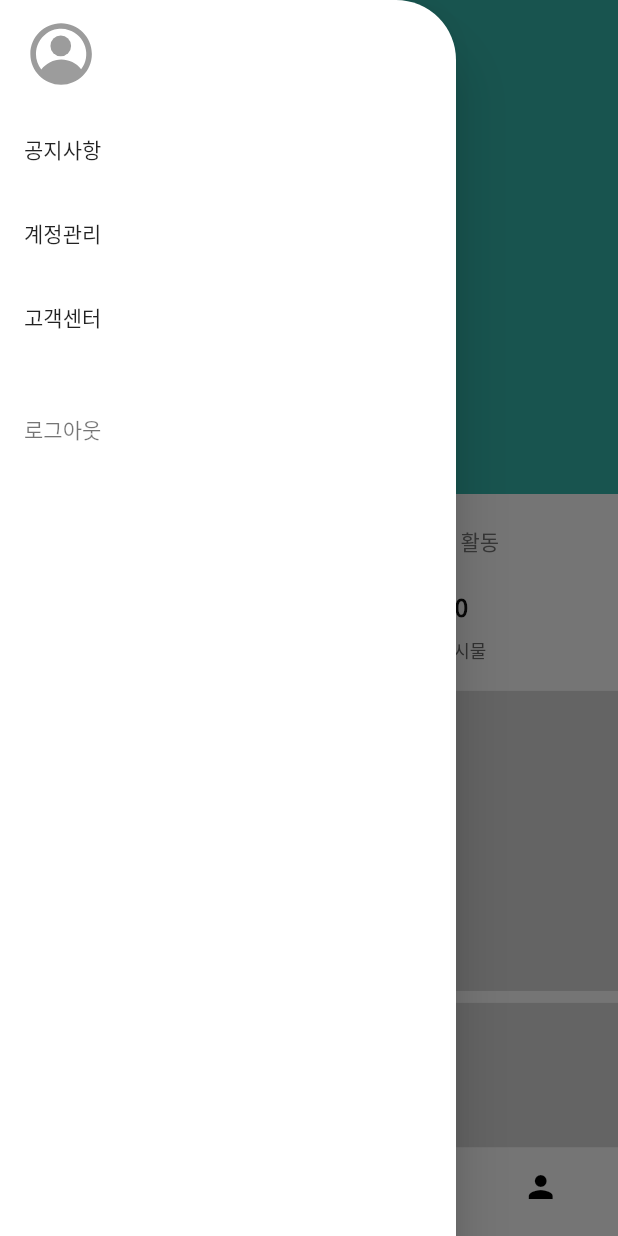
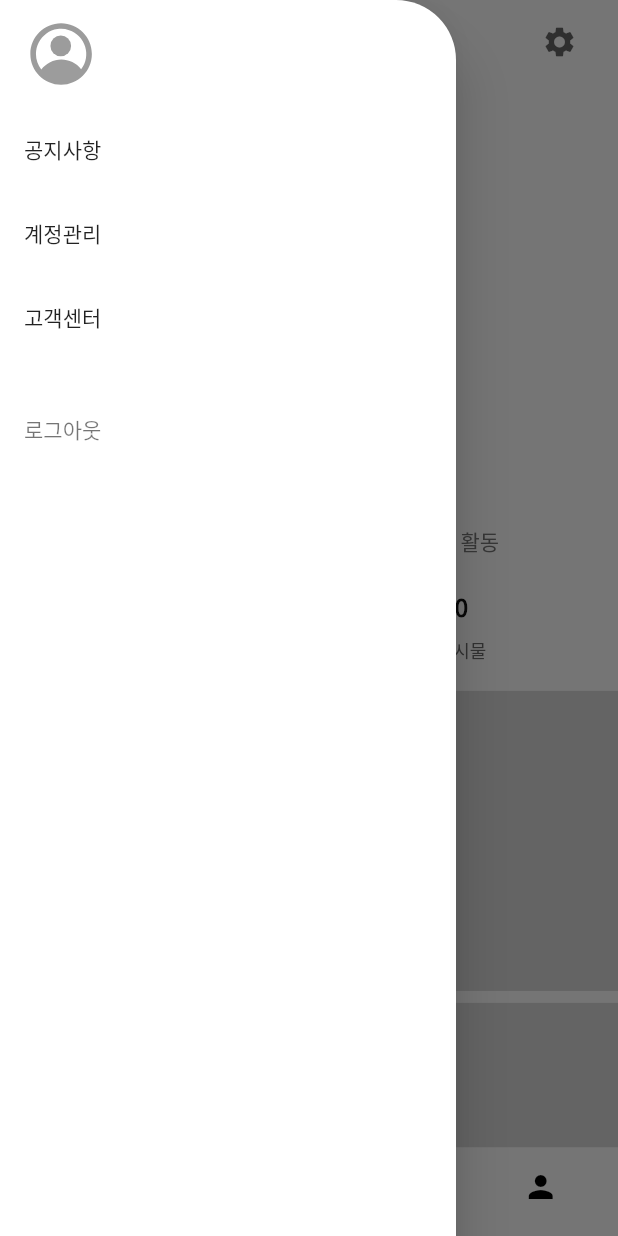
Before and after one commit to jihun-bang/project-donghaeng, a Flutter app: the HomeView screen opened by its route, item 4 of the bottom bar chosen, with the side drawer open, on a phone screen of 412 x 824 dp. Run offline on Flutter 3.47's test engine with Material 2 defaults, Android fonts, the light colour scheme and no system bars; our stand-ins replace cached_network_image, cloud_firestore, firebase_auth, firebase_core, firebase_database, firebase_storage and 8 more; missing offline and left inert: cloud_firestore_web, firebase_auth_web, firebase_core_web, firebase_database_web, firebase_storage_web, flutter_facebook_auth_web and 5 more; accounts and stored records are empty; network calls fail.

Commit message:
[Profile] 배경 사진 설정 기능 추가

```diff
--- a/lib/data/datasources/storage_remote_data_source.dart
+++ b/lib/data/datasources/storage_remote_data_source.dart
@@ -5,5 +5,6 @@ abstract class StorageRemoteDataSource {
 
   /// User
   Future<String> getUserImagePath({required String id});
-  Future<String> updateProfileImage({required XFile image});
+  Future<String> updateProfileImage(
+      {required XFile image, required bool isProfile});
 }
--- a/lib/data/repository/user_repository_impl.dart
+++ b/lib/data/repository/user_repository_impl.dart
@@ -67,9 +67,11 @@ class UserRepositoryImpl implements UserRepository {
   }
 
   @override
-  Future<String?> updateProfileImage({required XFile image}) async {
+  Future<String?> updateProfileImage(
+      {required XFile image, required bool isProfile}) async {
     try {
-      return await storageRemoteDataSource.updateProfileImage(image: image);
+      return await storageRemoteDataSource.updateProfileImage(
+          image: image, isProfile: isProfile);
     } catch (e) {
       return null;
     }
--- a/lib/domain/repositories/user_repository.dart
+++ b/lib/domain/repositories/user_repository.dart
@@ -13,7 +13,8 @@ abstract class UserRepository {
 
   Future<bool> update({required User user});
 
-  Future<String?> updateProfileImage({required XFile image});
+  Future<String?> updateProfileImage(
+      {required XFile image, required bool isProfile});
 
   Future<bool> delete();
 }
--- a/lib/presentation/pages/home_view.dart
+++ b/lib/presentation/pages/home_view.dart
@@ -1,5 +1,3 @@
-import 'dart:developer';
-
 import 'package:donghaeng/injection.dart';
 import 'package:donghaeng/presentation/navigation/navigation.dart';
 import 'package:donghaeng/presentation/pages/profile_view.dart';
@@ -33,8 +31,6 @@ class _HomeViewState extends State<HomeView> {
 
   @override
   Widget build(BuildContext context) {
-    log('build home view');
-
     return Scaffold(
       appBar: _buildAppBar,
       drawer: _buildDrawer,
@@ -59,14 +55,6 @@ class _HomeViewState extends State<HomeView> {
         onPressed: () => {sl<NavigationService>().pushNamed('/chat-room-list')},
       ),
     );
-    final profileSetting = Padding(
-      padding: const EdgeInsets.only(right: 15),
-      child: IconButton(
-        icon: const Icon(Icons.settings),
-        padding: EdgeInsets.zero,
-        onPressed: () => sl<NavigationService>().pushNamed('/profile-edit'),
-      ),
-    );
 
     return _selectedIndex < 3
         ? AppBar(
@@ -75,8 +63,7 @@ class _HomeViewState extends State<HomeView> {
               'assets/icons/icon_logo.svg',
               width: 65,
             ),
-            actions:
-                _selectedIndex == 3 ? [profileSetting] : [search, bookMark],
+            actions: _selectedIndex == 3 ? [] : [search, bookMark],
           )
         : null;
   }
--- a/lib/presentation/pages/profile_view.dart
+++ b/lib/presentation/pages/profile_view.dart
@@ -5,6 +5,8 @@ import 'package:flutter/material.dart';
 import 'package:provider/provider.dart';
 
 import '../../domain/models/user.dart' as u;
+import '../../injection.dart';
+import '../navigation/navigation.dart';
 import '../provider/user_viewmodel.dart';
 import '../theme/color.dart';
 import '../widgets/profile_image.dart';
@@ -25,7 +27,7 @@ class _ProfileViewState extends State<ProfileView> {
       if (viewModel.user != null) {
         user = viewModel.user!;
         return NestedScrollView(
-          headerSliverBuilder: (BuildContext context, bool innerBoxIsScrolled) {
+          headerSliverBuilder: (context, innerBoxIsScrolled) {
             return [_header, _body];
           },
           body: _feed,
@@ -35,18 +37,28 @@ class _ProfileViewState extends State<ProfileView> {
     });
   }
 
+  final _profileSetting = Padding(
+    padding: const EdgeInsets.only(right: 15),
+    child: IconButton(
+      icon: const Icon(Icons.settings),
+      padding: EdgeInsets.zero,
+      onPressed: () => sl<NavigationService>().pushNamed('/profile-edit'),
+    ),
+  );
+
   Widget get _header => GiGiSliverAppBar(
         pinned: true,
         flexibleSpace: FlexibleSpaceBar(
           background: Container(
             decoration: user.backgroundImagePath.isNotEmpty
                 ? BoxDecoration(
+                    color: MyColors.primary,
                     image: DecorationImage(
                         image: CachedNetworkImageProvider(
-                            user.backgroundImagePath)))
+                            user.backgroundImagePath),
+                        fit: BoxFit.cover))
                 : null,
             padding: const EdgeInsets.all(20),
-            color: MyColors.primary,
             child:
                 Column(mainAxisAlignment: MainAxisAlignment.center, children: [
               _image,
@@ -55,6 +67,7 @@ class _ProfileViewState extends State<ProfileView> {
           ),
         ),
         expandedHeight: MediaQuery.of(context).size.height / 2.5,
+        actions: [_profileSetting],
       );
 
   Widget get _image => ProfileImage(url: user.imagePath, size: 95);
```
Also changed, not shown: lib/data/datasources/impl/storage_remote_data_source_impl.dart (+8 -5 lines), lib/presentation/pages/profile_edit_view.dart (+54 -18 lines), lib/presentation/provider/sign_up_viewmodel.dart (+18 -3 lines).
